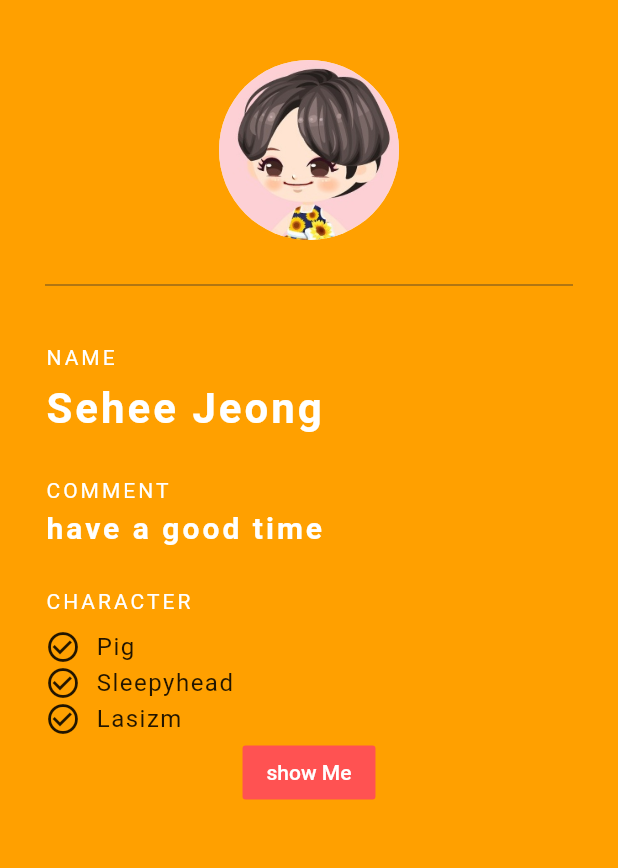
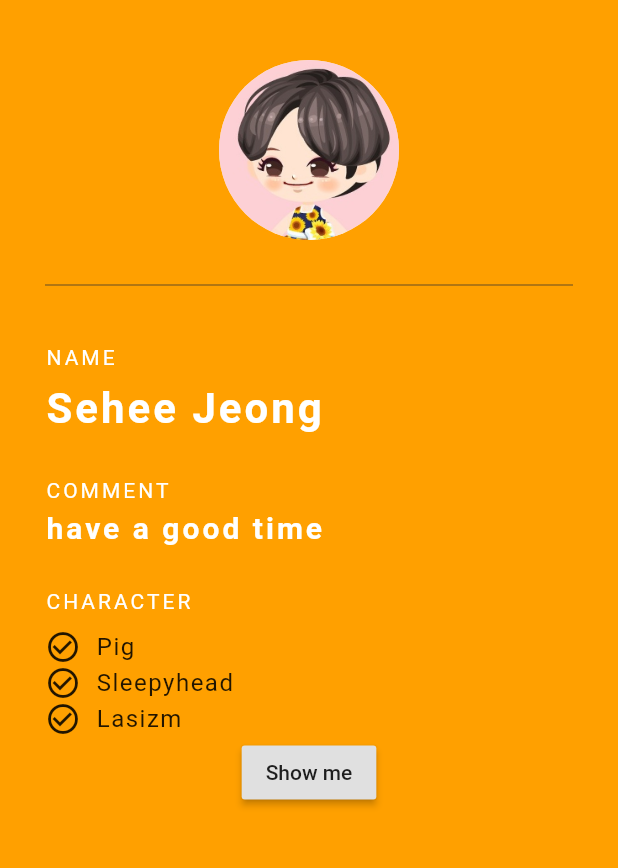
Before and after one commit to FlutterStudyKorea/flutter-intro, a Flutter app: the screen it shows after launch, on a phone screen of 412 x 824 dp, the part 84-952 px from its top. Run offline on Flutter 3.47's test engine with Material 2 defaults, Android fonts, the phone set to English and light mode, and no system bars; our stand-ins replace fluttertoast.

```diff
--- a/intro/lib/main.dart
+++ b/intro/lib/main.dart
@@ -1,4 +1,5 @@
 import 'package:flutter/material.dart';
+import 'package:fluttertoast/fluttertoast.dart';
 
 void main() => runApp(MyApp());
 
@@ -218,23 +219,9 @@ class Grade extends StatelessWidget {
                 )
               ],
             ),
-            Builder(builder: (BuildContext childContext) {
-              return Center(
-                child: FlatButton(
-                  child: Text('show Me',
-                    style: TextStyle(
-                        color: Colors.white
-                    ),
-                  ),
-                  color: Colors.redAccent,
-                  onPressed: (){
-                      //현재 주어진 context 에서 위로 올라가면서, 가장 가까운 Scaffold를 찾아 반환해라
-                      //Something.of(context)
-                  showSnackBar("flat button clicked", childContext);
-                  },
-                ),
-              );
-            },)
+            Center(
+              child: MySnackBar(),
+            ),
           ],
         ),
       ),
@@ -242,8 +229,29 @@ class Grade extends StatelessWidget {
   }
 }
 
+class MySnackBar extends StatelessWidget {
+  @override
+  Widget build(BuildContext context) {
+    return RaisedButton(
+      child: Text('Show me'),
+      onPressed: () {
+        showSnackBar('show me', context);
+      },
+    );
+  }
+}
+
 
 void showSnackBar(String msg, BuildContext context){
   Scaffold.of(context).showSnackBar(
-      SnackBar(content: Text(msg)));
+      SnackBar(content: Text(msg,
+      textAlign: TextAlign.center,
+      style: TextStyle(
+        color: Colors.white,
+      ),
+      ),
+        backgroundColor: Colors.teal,
+        duration: Duration(milliseconds:5000),
+      ),
+  );
 }
```
Also changed, not shown: 1 other file.
